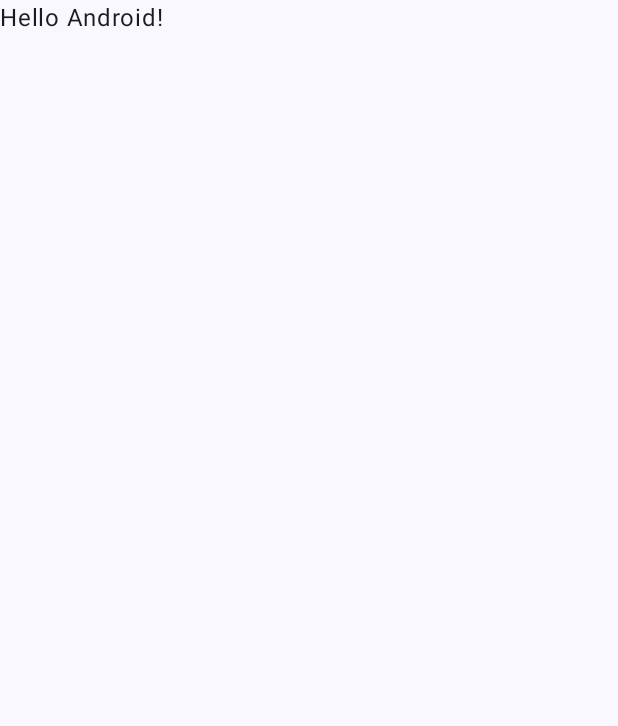
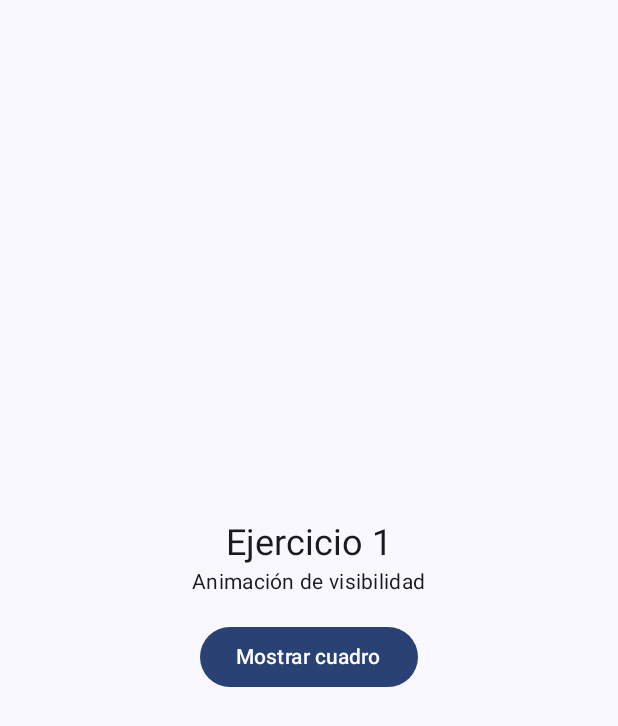
Before and after one commit to yuriphacsi/Lab13-Animaciones, an Android app built with Jetpack Compose: the screen it shows after launch (MainActivity), on a phone screen of 412 x 824 dp. Before the commit the part shown is almost empty. Shown: the top 726 px of the screen. Run offline under Robolectric (Android 15) with nearby library versions, the phone set to English and light mode, and no system bars.

Commit message:
Ejercicio 1: AnimatedVisibility con fadeIn/fadeOut

```diff
--- a/app/src/main/java/com/phacsi/lab13animaciones/MainActivity.kt
+++ b/app/src/main/java/com/phacsi/lab13animaciones/MainActivity.kt
@@ -3,27 +3,44 @@ package com.phacsi.lab13animaciones
 import android.os.Bundle
 import androidx.activity.ComponentActivity
 import androidx.activity.compose.setContent
-import androidx.activity.enableEdgeToEdge
+import androidx.compose.animation.AnimatedVisibility
+import androidx.compose.animation.core.tween
+import androidx.compose.animation.fadeIn
+import androidx.compose.animation.fadeOut
+import androidx.compose.foundation.background
+import androidx.compose.foundation.layout.Arrangement
+import androidx.compose.foundation.layout.Box
+import androidx.compose.foundation.layout.Column
+import androidx.compose.foundation.layout.Spacer
 import androidx.compose.foundation.layout.fillMaxSize
-import androidx.compose.foundation.layout.padding
-import androidx.compose.material3.Scaffold
+import androidx.compose.foundation.layout.height
+import androidx.compose.foundation.layout.size
+import androidx.compose.foundation.shape.RoundedCornerShape
+import androidx.compose.material3.Button
+import androidx.compose.material3.MaterialTheme
+import androidx.compose.material3.Surface
 import androidx.compose.material3.Text
 import androidx.compose.runtime.Composable
+import androidx.compose.runtime.getValue
+import androidx.compose.runtime.mutableStateOf
+import androidx.compose.runtime.remember
+import androidx.compose.runtime.setValue
+import androidx.compose.ui.Alignment
 import androidx.compose.ui.Modifier
-import androidx.compose.ui.tooling.preview.Preview
+import androidx.compose.ui.graphics.Color
+import androidx.compose.ui.unit.dp
 import com.phacsi.lab13animaciones.ui.theme.Lab13AnimacionesTheme
 
 class MainActivity : ComponentActivity() {
     override fun onCreate(savedInstanceState: Bundle?) {
         super.onCreate(savedInstanceState)
-        enableEdgeToEdge()
         setContent {
             Lab13AnimacionesTheme {
-                Scaffold(modifier = Modifier.fillMaxSize()) { innerPadding ->
-                    Greeting(
-                        name = "Android",
-                        modifier = Modifier.padding(innerPadding)
-                    )
+                Surface(
+                    modifier = Modifier.fillMaxSize(),
+                    color = MaterialTheme.colorScheme.background
+                ) {
+                    Ejercicio1()
                 }
             }
         }
@@ -31,17 +48,38 @@ class MainActivity : ComponentActivity() {
 }
 
 @Composable
-fun Greeting(name: String, modifier: Modifier = Modifier) {
-    Text(
-        text = "Hello $name!",
-        modifier = modifier
-    )
-}
+fun Ejercicio1() {
+    var visible by remember { mutableStateOf(false) }
 
-@Preview(showBackground = true)
-@Composable
-fun GreetingPreview() {
-    Lab13AnimacionesTheme {
-        Greeting("Android")
+    Column(
+        modifier = Modifier.fillMaxSize(),
+        horizontalAlignment = Alignment.CenterHorizontally,
+        verticalArrangement = Arrangement.Center
+    ) {
+        Text("Ejercicio 1", style = MaterialTheme.typography.headlineSmall)
+        Text("Animación de visibilidad", style = MaterialTheme.typography.bodyMedium)
+
+        Spacer(modifier = Modifier.height(16.dp))
+
+        Button(onClick = { visible = !visible }) {
+            Text(if (visible) "Ocultar cuadro" else "Mostrar cuadro")
+        }
+
+        Spacer(modifier = Modifier.height(16.dp))
+
+        AnimatedVisibility(
+            visible = visible,
+            enter = fadeIn(animationSpec = tween(500)),
+            exit = fadeOut(animationSpec = tween(500))
+        ) {
+            Box(
+                modifier = Modifier
+                    .size(150.dp)
+                    .background(Color(0xFF6B7A3A), shape = RoundedCornerShape(12.dp)),
+                contentAlignment = Alignment.Center
+            ) {
+                Text("¡Hola Compose!", color = Color.White)
+            }
+        }
     }
 }
```
